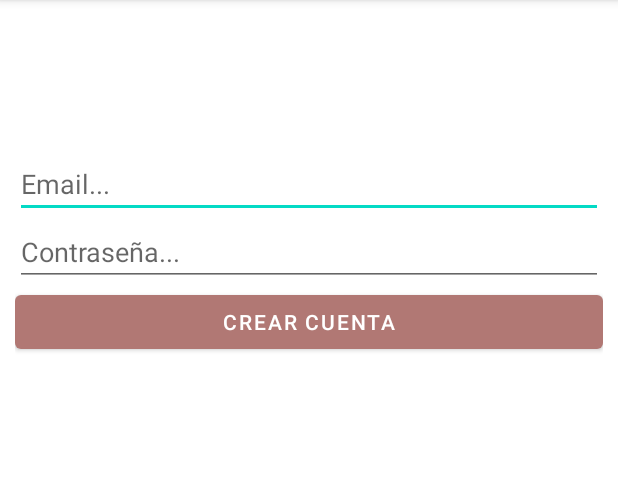
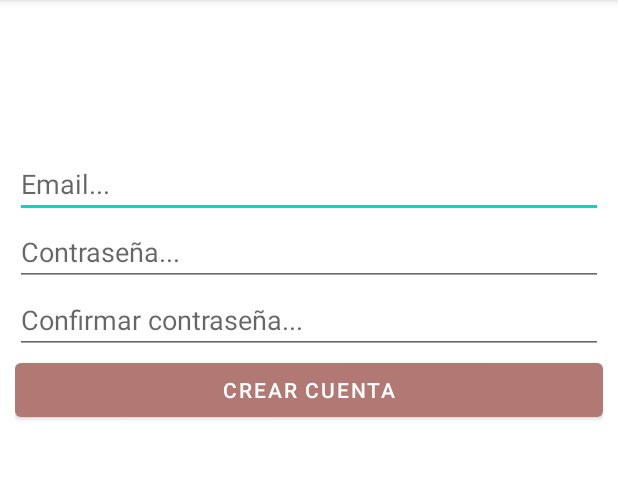
Before and after one commit to adriansa45/DispMov, an Android app: the SignupActivity screen opened directly, with no data from a screen before it, on a phone screen of 412 x 824 dp, the part 84-563 px from its top. Run offline under Robolectric (Android 15) with nearby library versions, the phone set to English and light mode, and no system bars; our stand-ins replace Firebase (no records; nobody signed in at launch, a user with empty details on screens opened directly).

Commit message:
Mejoras en las pantallas

```diff
--- a/app/src/main/res/layout/activity_login.xml
+++ b/app/src/main/res/layout/activity_login.xml
@@ -27,7 +27,7 @@
             android:layout_height="wrap_content"
             android:ems="10"
             android:hint="Email..."
-            android:inputType="textPersonName" />
+            android:inputType="textPersonName|textEmailAddress" />
 
         <EditText
             android:id="@+id/passwordTxt"
@@ -35,7 +35,7 @@
             android:layout_height="wrap_content"
             android:ems="10"
             android:hint="Contraseña..."
-            android:inputType="textPersonName" />
+            android:inputType="textPersonName|textPassword" />
 
         <Button
             android:id="@+id/LoginBtn"
--- a/app/src/main/res/layout/activity_signup.xml
+++ b/app/src/main/res/layout/activity_signup.xml
@@ -25,7 +25,7 @@
             android:layout_height="wrap_content"
             android:ems="10"
             android:hint="Email..."
-            android:inputType="textPersonName" />
+            android:inputType="textPersonName|textEmailAddress" />
 
         <EditText
             android:id="@+id/passwordTxt"
@@ -33,7 +33,15 @@
             android:layout_height="wrap_content"
             android:ems="10"
             android:hint="Contraseña..."
-            android:inputType="textPersonName" />
+            android:inputType="textPersonName|textPassword" />
+
+        <EditText
+            android:id="@+id/ConfirmPasswordTxt"
+            android:layout_width="match_parent"
+            android:layout_height="wrap_content"
+            android:ems="10"
+            android:hint="Confirmar contraseña..."
+            android:inputType="textPassword" />
 
         <Button
             android:id="@+id/LoginBtn"
```
Also changed, not shown: app/src/main/java/com/example/dispmov/LoginActivity.java (+7 -4 lines), app/src/main/java/com/example/dispmov/SignupActivity.java (+19 -8 lines).
